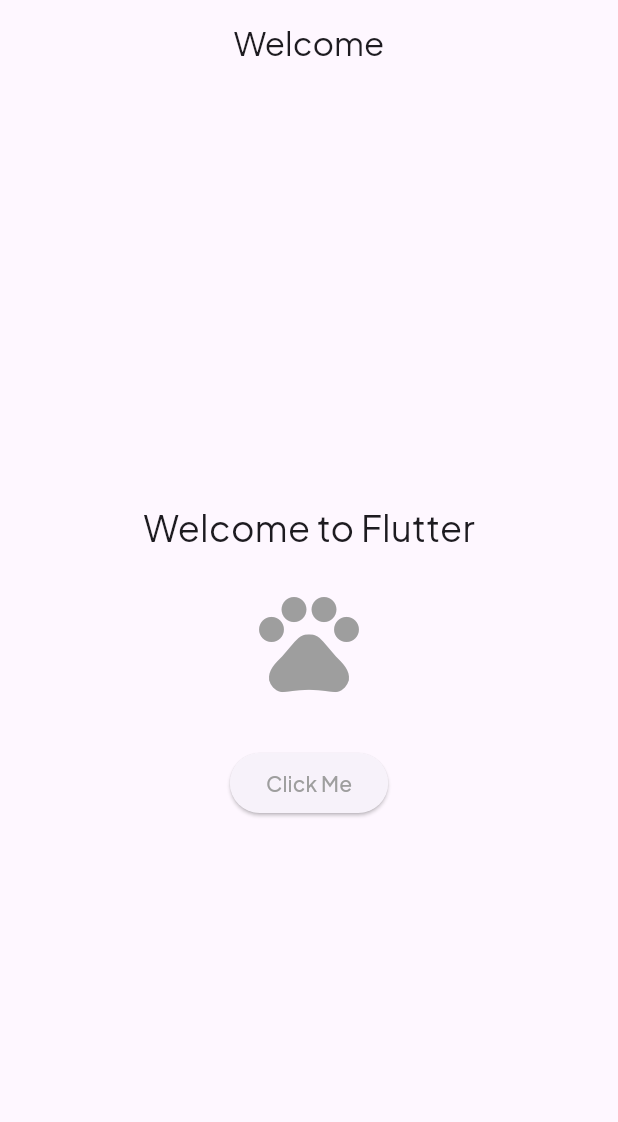
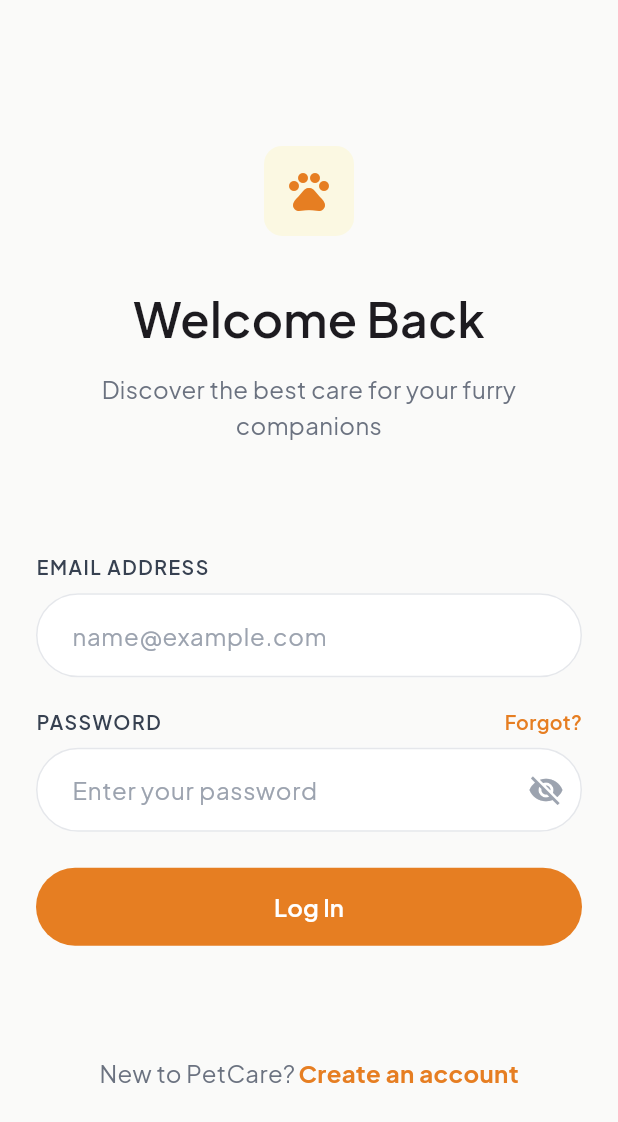
Before and after one commit to kalviumcommunity/S53-Jan2026-S53-Team-01-Flutter-Firebase-PetSure, a Flutter app: the screen it shows after launch, on a phone screen of 412 x 824 dp. Shown: the top 1122 px of the screen. Run offline on Flutter 3.47's test engine with Material 3 defaults, Android fonts, the phone set to English and light mode, and no system bars.

Commit message:
feat: Implemented login UI

```diff
--- a/pet_sure/lib/core/app_theme.dart
+++ b/pet_sure/lib/core/app_theme.dart
@@ -3,8 +3,16 @@ import 'package:flutter/material.dart';
 class AppTheme {
   static ThemeData lightTheme = ThemeData(
     useMaterial3: true,
-    fontFamily: 'PlusJakartaSans'
+    fontFamily: 'PlusJakartaSans',
   );
 
+  // Text       → #374151
+  // Hint       → #9CA3AF
+  // Border     → #E5E7EB
   static const Color primaryOrange = Color(0xFFE67E22);
+  static const Color primaryGray = Color(0xFF374151);
+  static const Color secondaryGray = Color(0xFF6B7280);
+  static const Color tertiaryGray = Color(0xFF9CA3AF);
+  static const Color borderGray = Color(0xFFE5E7EB);
+  static const Color background = Color(0xFFFAFAF9);
 }
--- /dev/null
+++ b/pet_sure/lib/screens/login_screen.dart
@@ -0,0 +1,248 @@
+import 'package:flutter/material.dart';
+import 'package:pet_sure/core/app_theme.dart';
+
+class LoginScreen extends StatelessWidget {
+  const LoginScreen({super.key});
+
+  @override
+  Widget build(BuildContext context) {
+    return Scaffold(
+      body: SafeArea(
+        child: Container(
+          width: double.infinity,
+          height: double.infinity,
+          padding: const EdgeInsets.all(24),
+          color: AppTheme.background,
+          child: Column(
+            mainAxisAlignment: MainAxisAlignment.spaceEvenly,
+            children: [
+              // const SizedBox(height: 60),
+              Column(
+                children: [
+                  Container(
+                    width: 60,
+                    height: 60,
+                    padding: const EdgeInsets.all(10),
+                    decoration: BoxDecoration(
+                      color: Colors.yellow.withValues(alpha: 0.12),
+                      borderRadius: BorderRadius.circular(12),
+                    ),
+                    child: Icon(
+                      Icons.pets,
+                      size: 32,
+                      color: AppTheme.primaryOrange,
+                    ),
+                  ),
+
+                  const SizedBox(height: 32),
+                  const Text(
+                    'Welcome Back',
+                    style: TextStyle(fontSize: 32, fontWeight: FontWeight.w600),
+                  ),
+
+                  const SizedBox(height: 12),
+                  const Text(
+                    'Discover the best care for your furry companions',
+                    textAlign: TextAlign.center,
+                    style: TextStyle(
+                      fontSize: 16,
+                      height: 1.5,
+                      color: AppTheme.secondaryGray,
+                    ),
+                  ),
+                ],
+              ),
+
+              // const SizedBox(height: 12),
+              const LoginForm(),
+
+              // const SizedBox(height: 24),
+              Row(
+                mainAxisAlignment: MainAxisAlignment.center,
+                children: [
+                  const Text(
+                    'New to PetCare?',
+                    style: TextStyle(
+                      color: AppTheme.secondaryGray,
+                      fontSize: 16,
+                      fontWeight: FontWeight.w400,
+                    ),
+                  ),
+                  const SizedBox(width: 2),
+                  GestureDetector(
+                    onTap: () {
+                      // later
+                    },
+                  child: Text(
+                    'Create an account',
+                    style: TextStyle(
+                      color: AppTheme.primaryOrange,
+                      fontSize: 16,
+                      fontWeight: FontWeight.bold,
+                    ),
+                  ),
+                  )
+                ],
+              ),
+            ],
+          ),
+        ),
+      ),
+    );
+  }
+}
+
+class LoginForm extends StatefulWidget {
+  const LoginForm({super.key});
+
+  @override
+  State<LoginForm> createState() => _LoginFormState();
+}
+
+class _LoginFormState extends State<LoginForm> {
+  bool _obscurePassword = true;
+
+  @override
+  Widget build(BuildContext context) {
+    return Column(
+      crossAxisAlignment: CrossAxisAlignment.start,
+      children: [
+        /// EMAIL LABEL
+        const Text(
+          'EMAIL ADDRESS',
+          style: TextStyle(
+            fontSize: 13,
+            fontWeight: FontWeight.w600,
+            color: AppTheme.primaryGray,
+            letterSpacing: 1,
+          ),
+        ),
+
+        const SizedBox(height: 8),
+
+        /// EMAIL FIELD
+        TextField(
+          keyboardType: TextInputType.emailAddress,
+          decoration: InputDecoration(
+            hintText: 'name@example.com',
+            hintStyle: const TextStyle(color: AppTheme.tertiaryGray),
+            filled: true,
+            fillColor: Colors.white,
+            contentPadding: const EdgeInsets.symmetric(
+              horizontal: 20,
+              vertical: 16,
+            ),
+            enabledBorder: OutlineInputBorder(
+              borderRadius: BorderRadius.circular(28),
+              borderSide: const BorderSide(color: AppTheme.borderGray),
+            ),
+            focusedBorder: OutlineInputBorder(
+              borderRadius: BorderRadius.circular(28),
+              borderSide: BorderSide(
+                color: AppTheme.primaryOrange.withValues(
+                  alpha: 0.4,
+                ), // primary orange
+              ),
+            ),
+          ),
+        ),
+
+        const SizedBox(height: 20),
+
+        /// PASSWORD LABEL + FORGOT
+        Row(
+          mainAxisAlignment: MainAxisAlignment.spaceBetween,
+          children: [
+            const Text(
+              'PASSWORD',
+              style: TextStyle(
+                fontSize: 13,
+                fontWeight: FontWeight.w600,
+                color: AppTheme.primaryGray,
+                letterSpacing: 1,
+              ),
+            ),
+            GestureDetector(
+              onTap: () {
+                // later
+              },
+              child: Text(
+                'Forgot?',
+                style: TextStyle(
+                  fontSize: 13,
+                  fontWeight: FontWeight.w600,
+                  color: AppTheme.primaryOrange,
+                ),
+              ),
+            ),
+          ],
+        ),
+
+        const SizedBox(height: 8),
+
+        /// PASSWORD FIELD
+        TextField(
+          obscureText: _obscurePassword,
+          decoration: InputDecoration(
+            hintText: 'Enter your password',
+            hintStyle: const TextStyle(color: AppTheme.tertiaryGray),
+            filled: true,
+            fillColor: Colors.white,
+            contentPadding: const EdgeInsets.symmetric(
+              horizontal: 20,
+              vertical: 16,
+            ),
+            suffixIcon: IconButton(
+              icon: Icon(
+                _obscurePassword ? Icons.visibility_off : Icons.visibility,
+                color: AppTheme.tertiaryGray,
+              ),
+              onPressed: () {
+                setState(() {
+                  _obscurePassword = !_obscurePassword;
+                });
+              },
+            ),
+            enabledBorder: OutlineInputBorder(
+              borderRadius: BorderRadius.circular(28),
+              borderSide: const BorderSide(color: AppTheme.borderGray),
+            ),
+            focusedBorder: OutlineInputBorder(
+              borderRadius: BorderRadius.circular(28),
+              borderSide: BorderSide(
+                color: AppTheme.primaryOrange.withValues(alpha: 0.4),
+              ),
+            ),
+          ),
+        ),
+
+        const SizedBox(height: 24),
+
+        SizedBox(
+          width: double.infinity,
+          height: 52,
+          child: ElevatedButton(
+            onPressed: () {
+              // TODO: handle login later
+            },
+            style: ElevatedButton.styleFrom(
+              backgroundColor: AppTheme.primaryOrange,
+              elevation: 0,
+              shape: RoundedRectangleBorder(
+                borderRadius: BorderRadius.circular(28),
+              ),
+            ),
+            child: const Text(
+              'Log In',
+              style: TextStyle(
+                fontSize: 16,
+                fontWeight: FontWeight.w600,
+                color: Colors.white,
+              ),
+            ),
+          ),
+        ),
+      ],
+    );
+  }
+}
--- a/pet_sure/lib/screens/splash_screen.dart
+++ b/pet_sure/lib/screens/splash_screen.dart
@@ -1,6 +1,6 @@
 import 'package:flutter/material.dart';
 import 'package:pet_sure/core/app_theme.dart';
-import 'package:pet_sure/screens/welcome_screen.dart';
+import 'package:pet_sure/screens/login_screen.dart';
 
 class SplashScreen extends StatefulWidget {
   const SplashScreen({super.key});
@@ -18,7 +18,7 @@ class _SplashScreenState extends State<SplashScreen> {
       if (!mounted) return;
       Navigator.pushReplacement(
         context,
-        MaterialPageRoute(builder: (_) => const WelcomeScreen()),
+        MaterialPageRoute(builder: (_) => const LoginScreen()),
       );
     });
   }
```
